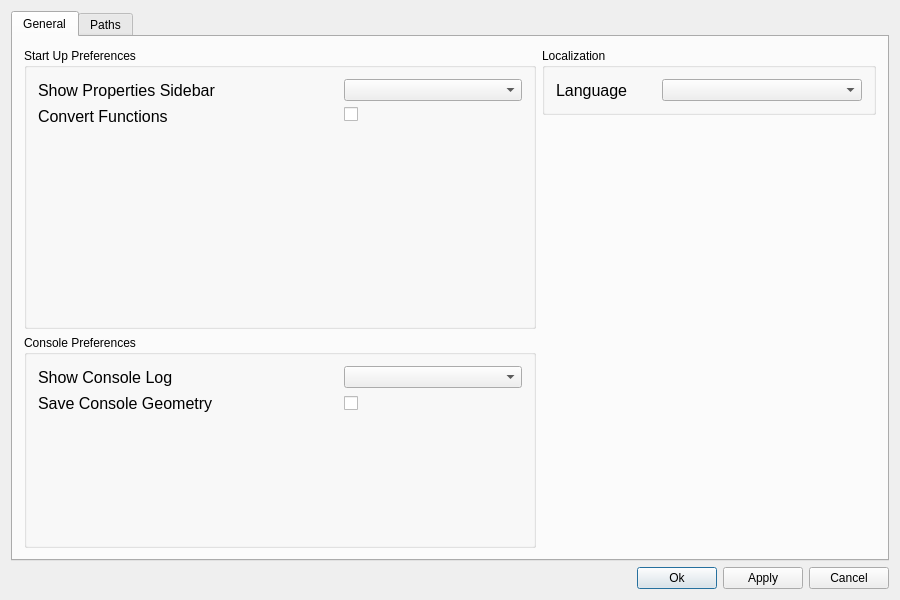
Qt form CALUMI.Motion/Widgets/Settings/SettingsDialog.ui (Calaverah/CALUMI.Motion) before a commit.
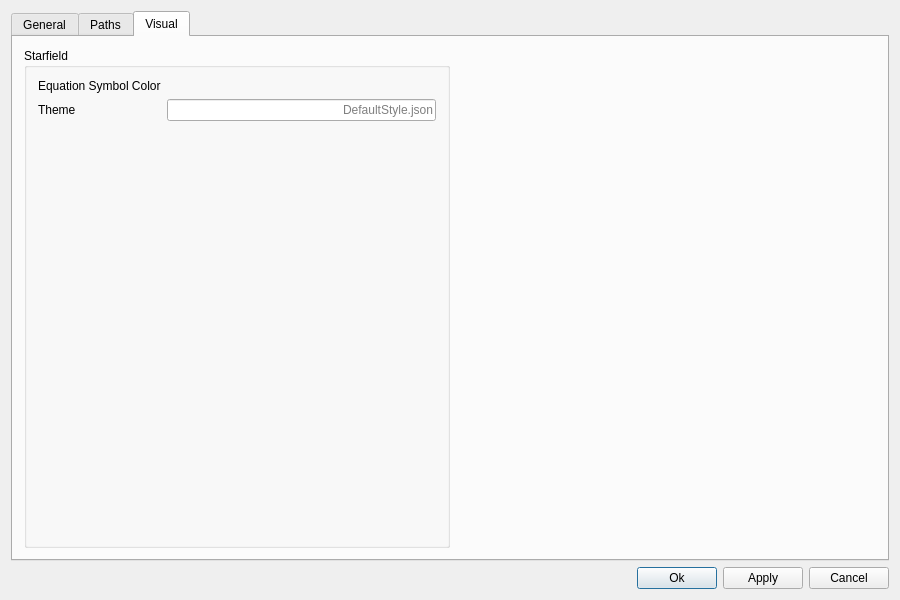
The same form after that commit. The open tabs and pages were chosen to show the change. Icons and pictures are not drawn. Custom widgets are drawn as their Qt base class.

```diff
--- a/CALUMI.Motion/Widgets/Settings/SettingsDialog.ui
+++ b/CALUMI.Motion/Widgets/Settings/SettingsDialog.ui
@@ -138,11 +138,6 @@
                 <height>16777215</height>
                </size>
               </property>
-              <property name="font">
-               <font>
-                <pointsize>12</pointsize>
-               </font>
-              </property>
               <property name="text">
                <string>Show Properties Sidebar</string>
               </property>
@@ -172,11 +167,6 @@
             </item>
             <item row="1" column="0">
              <widget class="QLabel" name="convertFunctionsLabel">
-              <property name="font">
-               <font>
-                <pointsize>12</pointsize>
-               </font>
-              </property>
               <property name="text">
                <string>Convert Functions</string>
               </property>
@@ -228,11 +218,6 @@
               <height>16777215</height>
              </size>
             </property>
-            <property name="font">
-             <font>
-              <pointsize>12</pointsize>
-             </font>
-            </property>
             <property name="text">
              <string>Language</string>
             </property>
@@ -296,11 +281,6 @@
               <height>0</height>
              </size>
             </property>
-            <property name="font">
-             <font>
-              <pointsize>12</pointsize>
-             </font>
-            </property>
             <property name="text">
              <string>Show Console Log</string>
             </property>
@@ -311,11 +291,6 @@
           </item>
           <item row="1" column="0">
            <widget class="QLabel" name="saveConsoleGeometryLabel_3">
-            <property name="font">
-             <font>
-              <pointsize>12</pointsize>
-             </font>
-            </property>
             <property name="text">
              <string>Save Console Geometry</string>
             </property>
@@ -406,11 +381,78 @@
        </item>
       </layout>
      </widget>
+     <widget class="QWidget" name="VisualsTab">
+      <attribute name="title">
+       <string>Visual</string>
+      </attribute>
+      <layout class="QGridLayout" name="gridLayout_5">
+       <item row="0" column="1">
+        <widget class="QGroupBox" name="visual_sfbgsGroupBox">
+         <property name="title">
+          <string>Starfield</string>
+         </property>
+         <layout class="QFormLayout" name="formLayout_5">
+          <item row="0" column="0">
+           <widget class="QLabel" name="equationSymbolColorLabel">
+            <property name="text">
+             <string>Equation Symbol Color</string>
+            </property>
+           </widget>
+          </item>
+          <item row="0" column="1">
+           <widget class="AgxColorBox" name="equationSymbolColorWidget" native="true"/>
+          </item>
+          <item row="1" column="0">
+           <widget class="QLabel" name="themeLabel">
+            <property name="text">
+             <string>Theme</string>
+            </property>
+           </widget>
+          </item>
+          <item row="1" column="1">
+           <widget class="QLineEdit" name="themeLineEdit">
+            <property name="alignment">
+             <set>Qt::AlignmentFlag::AlignRight|Qt::AlignmentFlag::AlignTrailing|Qt::AlignmentFlag::AlignVCenter</set>
+            </property>
+            <property name="placeholderText">
+             <string>DefaultStyle.json</string>
+            </property>
+            <property name="clearButtonEnabled">
+             <bool>true</bool>
+            </property>
+           </widget>
+          </item>
+         </layout>
+        </widget>
+       </item>
+       <item row="0" column="2">
+        <spacer name="horizontalSpacer_2">
+         <property name="orientation">
+          <enum>Qt::Orientation::Horizontal</enum>
+         </property>
+         <property name="sizeHint" stdset="0">
+          <size>
+           <width>40</width>
+           <height>20</height>
+          </size>
+         </property>
+        </spacer>
+       </item>
+      </layout>
+     </widget>
     </widget>
    </item>
   </layout>
  </widget>
  <layoutdefault spacing="6" margin="11"/>
+ <customwidgets>
+  <customwidget>
+   <class>AgxColorBox</class>
+   <extends>QWidget</extends>
+   <header>Widgets/ColorBox/AgxColorBox.h</header>
+   <container>1</container>
+  </customwidget>
+ </customwidgets>
  <resources/>
  <connections>
   <connection>
```
Left out of the diff: 5 changed lines with no effect on the pictures.
